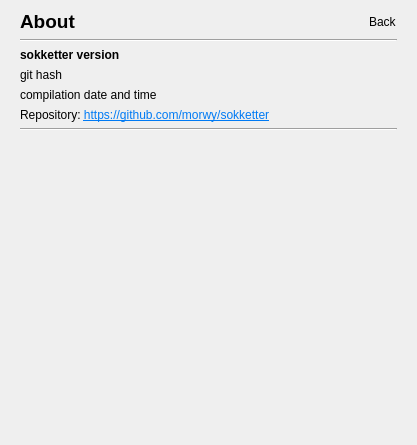
The window that sokketter-ui/sources/mainwindow.ui (morwy/sokketter) describes before a commit, drawn with Qt 5.
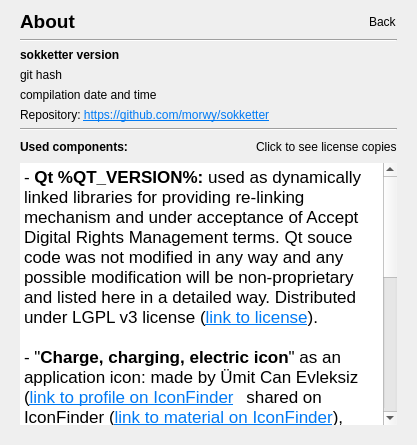
The same window after the commit. The open tabs and pages were chosen to show the change. Custom widgets are drawn as their Qt base class.

Commit message: fix: added proper license info and details on about page.

```diff
--- a/sokketter-ui/sources/mainwindow.ui
+++ b/sokketter-ui/sources/mainwindow.ui
@@ -172,17 +172,86 @@
             </widget>
            </item>
            <item>
-            <spacer name="verticalSpacer">
-             <property name="orientation">
-              <enum>Qt::Vertical</enum>
+            <widget class="QWidget" name="widget_5" native="true">
+             <layout class="QHBoxLayout" name="horizontalLayout_4">
+              <property name="leftMargin">
+               <number>0</number>
+              </property>
+              <property name="topMargin">
+               <number>0</number>
+              </property>
+              <property name="rightMargin">
+               <number>0</number>
+              </property>
+              <property name="bottomMargin">
+               <number>0</number>
+              </property>
+              <item>
+               <widget class="QLabel" name="label">
+                <property name="font">
+                 <font>
+                  <bold>true</bold>
+                 </font>
+                </property>
+                <property name="text">
+                 <string>Used components:</string>
+                </property>
+               </widget>
+              </item>
+              <item>
+               <spacer name="horizontalSpacer_4">
+                <property name="orientation">
+                 <enum>Qt::Horizontal</enum>
+                </property>
+                <property name="sizeHint" stdset="0">
+                 <size>
+                  <width>74</width>
+                  <height>20</height>
+                 </size>
+                </property>
+               </spacer>
+              </item>
+              <item>
+               <widget class="ClickableLabel" name="about_license_label">
+                <property name="text">
+                 <string>Click to see license copies</string>
+                </property>
+               </widget>
+              </item>
+             </layout>
+            </widget>
+           </item>
+           <item>
+            <widget class="QTextBrowser" name="used_components_text">
+             <property name="frameShape">
+              <enum>QFrame::NoFrame</enum>
              </property>
-             <property name="sizeHint" stdset="0">
-              <size>
-               <width>20</width>
-               <height>251</height>
-              </size>
+             <property name="frameShadow">
+              <enum>QFrame::Plain</enum>
              </property>
-            </spacer>
+             <property name="horizontalScrollBarPolicy">
+              <enum>Qt::ScrollBarAlwaysOff</enum>
+             </property>
+             <property name="html">
+              <string>&lt;!DOCTYPE HTML PUBLIC &quot;-//W3C//DTD HTML 4.0//EN&quot; &quot;http://www.w3.org/TR/REC-html40/strict.dtd&quot;&gt;
+&lt;html&gt;&lt;head&gt;&lt;meta name=&quot;qrichtext&quot; content=&quot;1&quot; /&gt;&lt;meta charset=&quot;utf-8&quot; /&gt;&lt;style type=&quot;text/css&quot;&gt;
+p, li { white-space: pre-wrap; }
+hr { height: 1px; border-width: 0; }
+li.unchecked::marker { content: &quot;\2610&quot;; }
+li.checked::marker { content: &quot;\2612&quot;; }
+&lt;/style&gt;&lt;/head&gt;&lt;body style=&quot; font-family:'.AppleSystemUIFont'; font-size:13pt; font-weight:400; font-style:normal;&quot;&gt;
+&lt;p style=&quot; margin-top:0px; margin-bottom:0px; margin-left:0px; margin-right:0px; -qt-block-indent:0; text-indent:0px;&quot;&gt;- &lt;span style=&quot; font-weight:700;&quot;&gt;Qt %QT_VERSION%:&lt;/span&gt; used as dynamically linked libraries for providing re-linking mechanism and under acceptance of Accept Digital Rights Management terms. Qt souce code was not modified in any way and any possible modification will be non-proprietary and listed here in a detailed way. Distributed under LGPL v3 license (&lt;a href=&quot;https://www.gnu.org/licenses/lgpl-3.0.en.html#license-text&quot;&gt;&lt;span style=&quot; text-decoration: underline; color:#007af4;&quot;&gt;link to license&lt;/span&gt;&lt;/a&gt;). &lt;/p&gt;
+&lt;p style=&quot;-qt-paragraph-type:empty; margin-top:0px; margin-bottom:0px; margin-left:0px; margin-right:0px; -qt-block-indent:0; text-indent:0px;&quot;&gt;&lt;br /&gt;&lt;/p&gt;
+&lt;p style=&quot; margin-top:0px; margin-bottom:0px; margin-left:0px; margin-right:0px; -qt-block-indent:0; text-indent:0px;&quot;&gt;- &amp;quot;&lt;span style=&quot; font-weight:700;&quot;&gt;Charge, charging, electric icon&lt;/span&gt;&amp;quot; as an application icon: made by Ümit Can Evleksiz (&lt;a href=&quot;https://www.iconfinder.com/umitcan_07&quot;&gt;&lt;span style=&quot; text-decoration: underline; color:#007af4;&quot;&gt;link to profile on IconFinder&lt;/span&gt;&lt;/a&gt;&lt;span style=&quot; font-family:'Helvetica Neue'; font-size:13px; color:rgba(255,255,255,0.847059);&quot;&gt;),&lt;/span&gt; shared on IconFinder (&lt;a href=&quot;https://www.iconfinder.com/icons/2578280/charge_charging_electric_electricity_plug_power_socket_icon&quot;&gt;&lt;span style=&quot; text-decoration: underline; color:#007af4;&quot;&gt;link to material on IconFinder&lt;/span&gt;&lt;/a&gt;), distributed under CC BY-NC 3.0 license (&lt;a href=&quot;https://creativecommons.org/licenses/by-nc/3.0/deed.en&quot;&gt;&lt;span style=&quot; text-decoration: underline; color:#007af4;&quot;&gt;link to license&lt;/span&gt;&lt;/a&gt;). Icon was modified, several parts outside of socket shape were removed.&lt;/p&gt;
+&lt;p style=&quot;-qt-paragraph-type:empty; margin-top:0px; margin-bottom:0px; margin-left:0px; margin-right:0px; -qt-block-indent:0; text-indent:0px;&quot;&gt;&lt;br /&gt;&lt;/p&gt;
+&lt;p style=&quot; margin-top:0px; margin-bottom:0px; margin-left:0px; margin-right:0px; -qt-block-indent:0; text-indent:0px;&quot;&gt;- &amp;quot;&lt;span style=&quot; font-weight:700;&quot;&gt;Electric, electricity, energy icon&lt;/span&gt;&amp;quot; as a socket picture in UI: made by Ümit Can Evleksiz (&lt;a href=&quot;https://www.iconfinder.com/umitcan_07&quot;&gt;&lt;span style=&quot; text-decoration: underline; color:#007af4;&quot;&gt;link to profile on IconFinder&lt;/span&gt;&lt;/a&gt;&lt;span style=&quot; font-family:'Helvetica Neue'; font-size:13px; color:rgba(255,255,255,0.847059);&quot;&gt;),&lt;/span&gt; shared on IconFinder (&lt;a href=&quot;https://www.iconfinder.com/icons/2578127/electric_electricity_energy_plug_power_powerpoint_socket_icon&quot;&gt;&lt;span style=&quot; text-decoration: underline; color:#007af4;&quot;&gt;link to material on IconFinder&lt;/span&gt;&lt;/a&gt;), distributed under CC BY-NC 3.0 license (&lt;a href=&quot;https://creativecommons.org/licenses/by-nc/3.0/deed.en&quot;&gt;&lt;span style=&quot; text-decoration: underline; color:#007af4;&quot;&gt;link to license&lt;/span&gt;&lt;/a&gt;).&lt;/p&gt;
+&lt;p style=&quot;-qt-paragraph-type:empty; margin-top:0px; margin-bottom:0px; margin-left:0px; margin-right:0px; -qt-block-indent:0; text-indent:0px;&quot;&gt;&lt;br /&gt;&lt;/p&gt;
+&lt;p style=&quot; margin-top:0px; margin-bottom:0px; margin-left:0px; margin-right:0px; -qt-block-indent:0; text-indent:0px;&quot;&gt;- &amp;quot;&lt;span style=&quot; font-weight:700;&quot;&gt;Electric, electricity, energy icon&lt;/span&gt;&amp;quot; as a power strip picture in UI: made by Ümit Can Evleksiz (&lt;a href=&quot;https://www.iconfinder.com/umitcan_07&quot;&gt;&lt;span style=&quot; text-decoration: underline; color:#007af4;&quot;&gt;link to profile on IconFinder&lt;/span&gt;&lt;/a&gt;&lt;span style=&quot; font-family:'Helvetica Neue'; color:rgba(255,255,255,0.847059);&quot;&gt;),&lt;/span&gt; shared on IconFinder (&lt;a href=&quot;https://www.iconfinder.com/icons/2578128/electric_electricity_energy_plug_power_socket_icon&quot;&gt;&lt;span style=&quot; text-decoration: underline; color:#007af4;&quot;&gt;link to material on IconFinder&lt;/span&gt;&lt;/a&gt;), distributed under CC BY-NC 3.0 license (&lt;a href=&quot;https://creativecommons.org/licenses/by-nc/3.0/deed.en&quot;&gt;&lt;span style=&quot; text-decoration: underline; color:#007af4;&quot;&gt;link to license&lt;/span&gt;&lt;/a&gt;).&lt;/p&gt;&lt;/body&gt;&lt;/html&gt;</string>
+             </property>
+             <property name="openExternalLinks">
+              <bool>true</bool>
+             </property>
+            </widget>
            </item>
           </layout>
          </widget>
```
Left out of the diff: 3 changed lines with no effect on the pictures. The commit also changes 2 other files.
